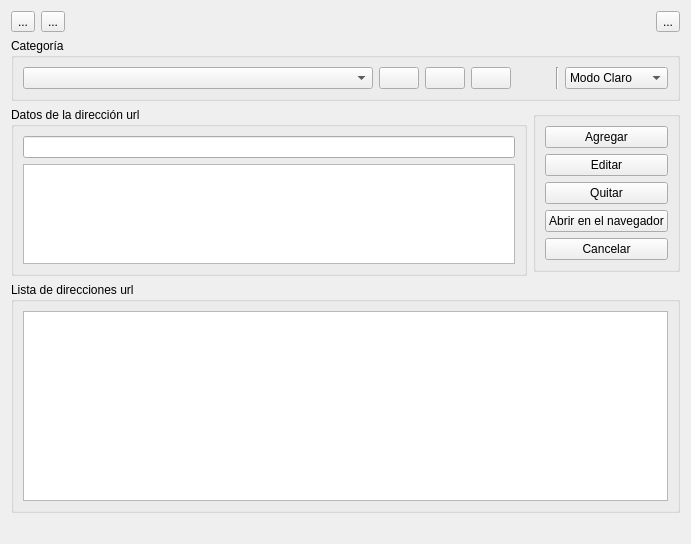
lincolningaroca/xxxApp, file widget.ui: the form before one commit.
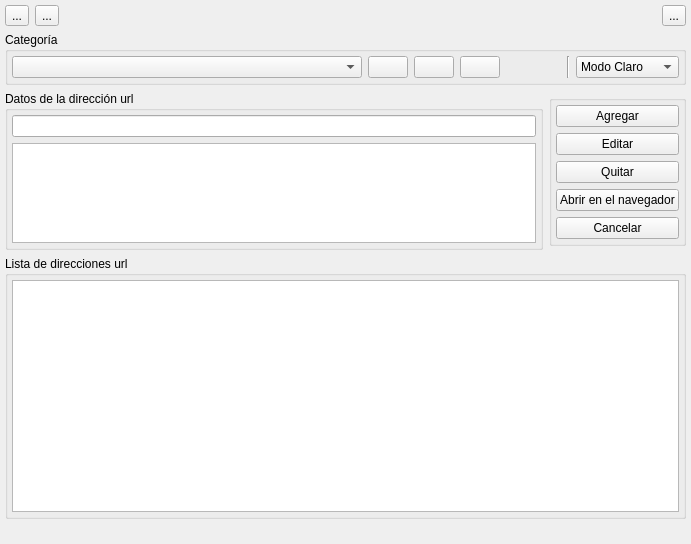
The form after the commit. Icons and pictures are not drawn.

Commit message: The margins of the forms, dlg new category and widget, which is the main form, have been changed.

Patch:
```diff
--- a/widget.ui
+++ b/widget.ui
@@ -14,6 +14,18 @@
    <string>Widget</string>
   </property>
   <layout class="QVBoxLayout" name="verticalLayout_4">
+   <property name="leftMargin">
+    <number>5</number>
+   </property>
+   <property name="topMargin">
+    <number>5</number>
+   </property>
+   <property name="rightMargin">
+    <number>5</number>
+   </property>
+   <property name="bottomMargin">
+    <number>5</number>
+   </property>
    <item>
     <widget class="QFrame" name="frame">
      <property name="frameShape">
@@ -103,6 +115,21 @@
       <string>Categoría</string>
      </property>
      <layout class="QHBoxLayout" name="horizontalLayout_2">
+      <property name="spacing">
+       <number>6</number>
+      </property>
+      <property name="leftMargin">
+       <number>4</number>
+      </property>
+      <property name="topMargin">
+       <number>4</number>
+      </property>
+      <property name="rightMargin">
+       <number>4</number>
+      </property>
+      <property name="bottomMargin">
+       <number>4</number>
+      </property>
       <item>
        <widget class="QComboBox" name="cboCategory">
         <property name="sizePolicy">
@@ -244,6 +271,18 @@
         <string>Datos de la dirección url</string>
        </property>
        <layout class="QVBoxLayout" name="verticalLayout_3">
+        <property name="leftMargin">
+         <number>4</number>
+        </property>
+        <property name="topMargin">
+         <number>4</number>
+        </property>
+        <property name="rightMargin">
+         <number>4</number>
+        </property>
+        <property name="bottomMargin">
+         <number>4</number>
+        </property>
         <item>
          <widget class="QLineEdit" name="txtUrl"/>
         </item>
@@ -284,6 +323,18 @@
         <string/>
        </property>
        <layout class="QVBoxLayout" name="verticalLayout">
+        <property name="leftMargin">
+         <number>4</number>
+        </property>
+        <property name="topMargin">
+         <number>4</number>
+        </property>
+        <property name="rightMargin">
+         <number>4</number>
+        </property>
+        <property name="bottomMargin">
+         <number>4</number>
+        </property>
         <item>
          <widget class="QPushButton" name="btnAdd">
           <property name="toolTip">
@@ -355,6 +406,18 @@
       <string>Lista de direcciones url</string>
      </property>
      <layout class="QVBoxLayout" name="verticalLayout_2">
+      <property name="leftMargin">
+       <number>4</number>
+      </property>
+      <property name="topMargin">
+       <number>4</number>
+      </property>
+      <property name="rightMargin">
+       <number>4</number>
+      </property>
+      <property name="bottomMargin">
+       <number>4</number>
+      </property>
       <item>
        <widget class="QTableView" name="tvUrl">
         <property name="sizePolicy">
```
The commit also changes 1 other file.
